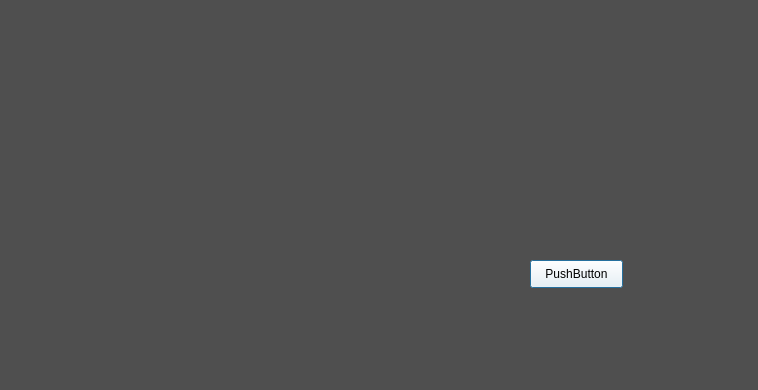
aRooooooba/Library, file login.ui: the form before one commit.
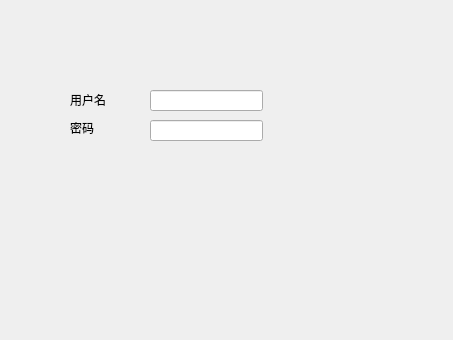
The form after the commit.

```diff
--- a/login.ui
+++ b/login.ui
@@ -6,33 +6,60 @@
    <rect>
     <x>0</x>
     <y>0</y>
-    <width>758</width>
-    <height>390</height>
+    <width>453</width>
+    <height>340</height>
    </rect>
   </property>
   <property name="windowTitle">
    <string>Dialog</string>
   </property>
-  <property name="windowOpacity">
-   <double>1.000000000000000</double>
-  </property>
-  <property name="styleSheet">
-   <string notr="true">background-color: rgb(79, 79, 79);</string>
-  </property>
-  <widget class="QPushButton" name="exit">
+  <widget class="QLabel" name="label">
    <property name="geometry">
     <rect>
-     <x>530</x>
-     <y>260</y>
-     <width>93</width>
-     <height>28</height>
+     <x>70</x>
+     <y>90</y>
+     <width>71</width>
+     <height>20</height>
     </rect>
    </property>
-   <property name="styleSheet">
-    <string notr="true">background-color: rgb(255, 255, 255);</string>
+   <property name="text">
+    <string>用户名</string>
    </property>
+  </widget>
+  <widget class="QLabel" name="label_2">
+   <property name="geometry">
+    <rect>
+     <x>70</x>
+     <y>120</y>
+     <width>72</width>
+     <height>15</height>
+    </rect>
+   </property>
    <property name="text">
-    <string>PushButton</string>
+    <string>密码</string>
+   </property>
+  </widget>
+  <widget class="QLineEdit" name="Username">
+   <property name="geometry">
+    <rect>
+     <x>150</x>
+     <y>90</y>
+     <width>113</width>
+     <height>21</height>
+    </rect>
+   </property>
+  </widget>
+  <widget class="QLineEdit" name="password">
+   <property name="geometry">
+    <rect>
+     <x>150</x>
+     <y>120</y>
+     <width>113</width>
+     <height>21</height>
+    </rect>
+   </property>
+   <property name="echoMode">
+    <enum>QLineEdit::Password</enum>
    </property>
   </widget>
  </widget>
```
Left out of the diff: 4 changed lines with no effect on the pictures.
